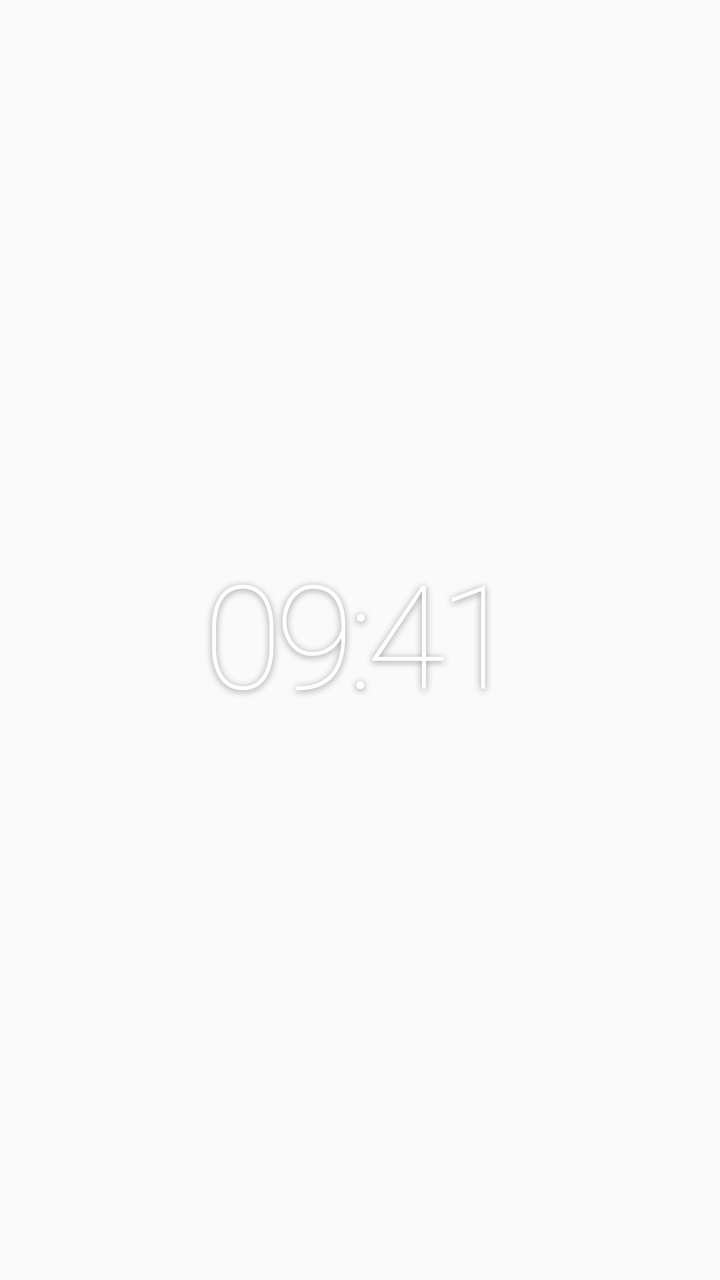
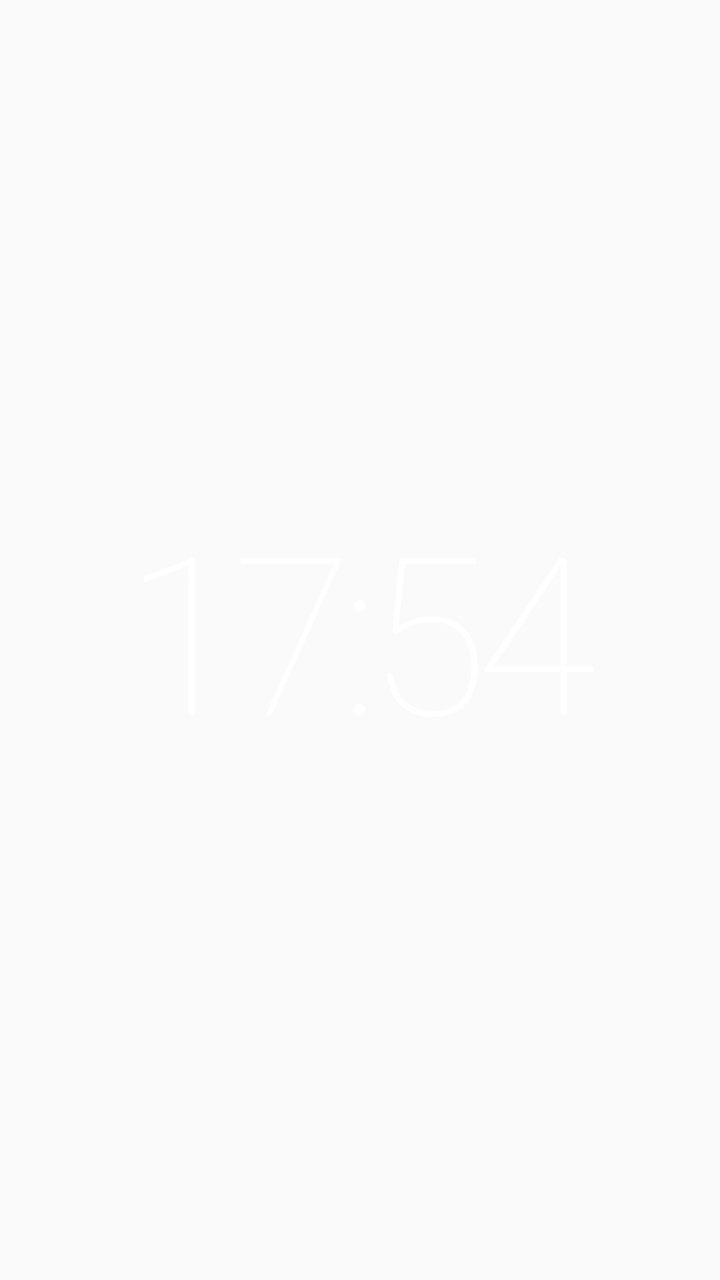

Before-and-after screenshots of an Android layout around one commit, followed by the original layout XML and the change that was made.
<!-- AndroidManifest.xml: application theme android:Theme.Material.Light.NoActionBar -->
<!-- res/layout/widget_glass_clock.xml -->
<?xml version="1.0" encoding="utf-8"?>
<FrameLayout xmlns:android="http://schemas.android.com/apk/res/android"
    android:id="@+id/widget_root"
    android:layout_width="match_parent"
    android:layout_height="match_parent"
    android:background="@android:color/transparent"
    android:paddingStart="4dp"
    android:paddingEnd="4dp">

    <TextView
        android:id="@+id/widget_time"
        android:layout_width="match_parent"
        android:layout_height="match_parent"
        android:fontFamily="sans-serif-thin"
        android:gravity="center"
        android:includeFontPadding="false"
        android:letterSpacing="-0.045"
        android:maxLines="1"
        android:shadowColor="#70000000"
        android:shadowDx="0"
        android:shadowDy="2"
        android:shadowRadius="8"
        android:text="09:41"
        android:textColor="#FFFFFFFF"
        android:textSize="72sp"
        android:textStyle="normal" />
</FrameLayout>
<!-- resources referenced by this layout -->
<resources>

</resources>

<!-- the commit's change to res/layout/widget_glass_clock.xml (unified diff, before → after) -->
@@ -4,8 +4,7 @@
     android:layout_width="match_parent"
     android:layout_height="match_parent"
     android:background="@android:color/transparent"
-    android:paddingStart="4dp"
-    android:paddingEnd="4dp">
+    android:padding="2dp">
 
     <TextView
         android:id="@+id/widget_time"
@@ -14,14 +13,11 @@
         android:fontFamily="sans-serif-thin"
         android:gravity="center"
         android:includeFontPadding="false"
-        android:letterSpacing="-0.045"
+        android:letterSpacing="-0.055"
         android:maxLines="1"
-        android:shadowColor="#70000000"
-        android:shadowDx="0"
-        android:shadowDy="2"
-        android:shadowRadius="8"
-        android:text="09:41"
-        android:textColor="#FFFFFFFF"
-        android:textSize="72sp"
+        android:text="17:54"
+        android:textColor="#F8FFFFFF"
+        android:textSize="110sp"
         android:textStyle="normal" />
+
 </FrameLayout>
